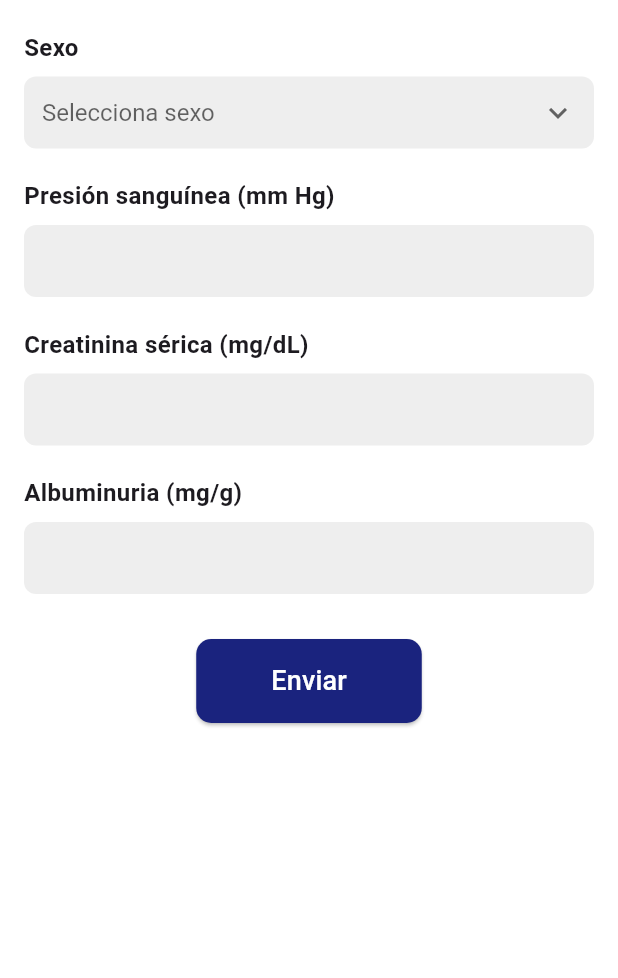
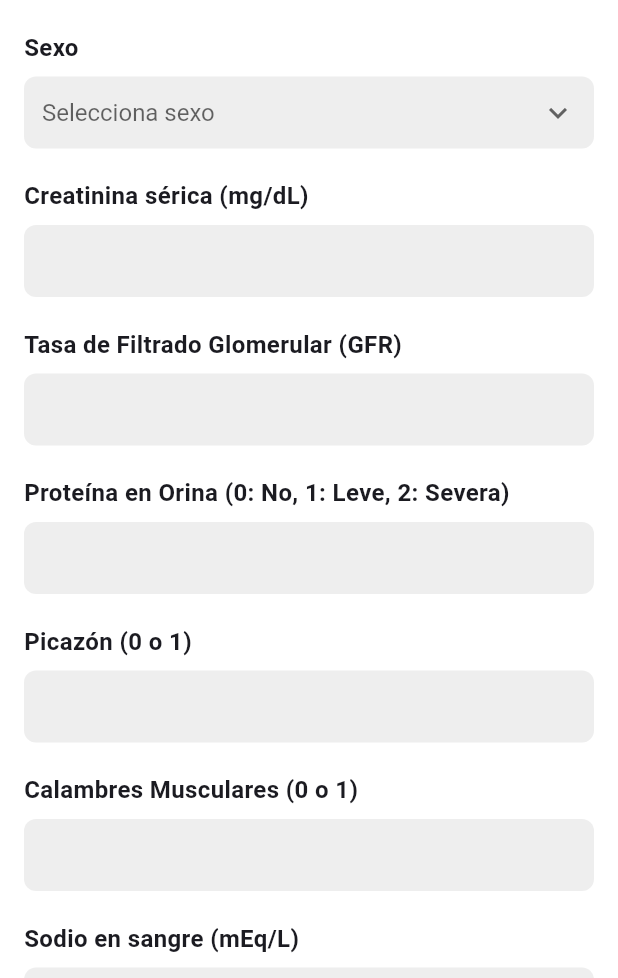
Before and after one commit to AdrianLE22/taller_movil_frontend, a Flutter app: the FormClinico screen opened directly, on a phone screen of 412 x 824 dp, the part 258-1236 px from its top. Run offline on Flutter 3.47's test engine with Material 3 defaults, Android fonts, the phone set to English and light mode, and no system bars.

Commit message:
Correcciones main y formulario

```diff
--- a/lib/main.dart
+++ b/lib/main.dart
@@ -17,9 +17,10 @@ class KidneyAIApp extends StatelessWidget {
       title: 'KidneyAI',
       debugShowCheckedModeBanner: false,
       theme: ThemeData(
-        primarySwatch: Colors.indigo,
+        colorScheme: ColorScheme.fromSeed(seedColor: Colors.indigo),
         scaffoldBackgroundColor: Colors.white,
         textTheme: const TextTheme(bodyMedium: TextStyle(fontSize: 16)),
+        useMaterial3: true, // para adoptar Material Design 3 si deseas
       ),
       initialRoute: '/',
       routes: {
@@ -27,7 +28,6 @@ class KidneyAIApp extends StatelessWidget {
         '/login': (context) => const LoginScreen(),
         '/home': (context) => const HomeScreen(),
         '/register': (context) => const RegisterScreen(),
-        // '/home': (context) => const HomeScreen(userName: 'Adrián'),
       },
     );
   }
--- a/lib/screens/formClinico.dart
+++ b/lib/screens/formClinico.dart
@@ -44,7 +44,10 @@ class _FormClinicoState extends State<FormClinico> {
                         children: [
                           const Text(
                             'Edad',
-                            style: TextStyle(fontSize: 16, fontWeight: FontWeight.bold),
+                            style: TextStyle(
+                              fontSize: 16,
+                              fontWeight: FontWeight.bold,
+                            ),
                           ),
                           const SizedBox(height: 8),
                           TextField(
@@ -56,7 +59,10 @@ class _FormClinicoState extends State<FormClinico> {
                                 borderRadius: BorderRadius.circular(8.0),
                                 borderSide: BorderSide.none,
                               ),
-                              contentPadding: const EdgeInsets.symmetric(horizontal: 12, vertical: 12),
+                              contentPadding: const EdgeInsets.symmetric(
+                                horizontal: 12,
+                                vertical: 12,
+                              ),
                             ),
                           ),
                         ],
@@ -104,30 +110,13 @@ class _FormClinicoState extends State<FormClinico> {
                       },
                       items: <String>['Male', 'Female', 'Other']
                           .map<DropdownMenuItem<String>>((String value) {
-                        return DropdownMenuItem<String>(
-                          value: value,
-                          child: Text(value),
-                        );
-                      }).toList(),
+                            return DropdownMenuItem<String>(
+                              value: value,
+                              child: Text(value),
+                            );
+                          })
+                          .toList(),
                     ),
-                  ),
-                ),
-                const SizedBox(height: 20),
-                const Text(
-                  'Presión sanguínea (mm Hg)',
-                  style: TextStyle(fontSize: 16, fontWeight: FontWeight.bold),
-                ),
-                const SizedBox(height: 8),
-                TextField(
-                  keyboardType: TextInputType.number,
-                  decoration: InputDecoration(
-                    filled: true,
-                    fillColor: Colors.grey[200],
-                    border: OutlineInputBorder(
-                      borderRadius: BorderRadius.circular(8.0),
-                      borderSide: BorderSide.none,
-                    ),
-                    contentPadding: const EdgeInsets.symmetric(horizontal: 12, vertical: 12),
                   ),
                 ),
                 const SizedBox(height: 20),
@@ -145,12 +134,15 @@ class _FormClinicoState extends State<FormClinico> {
                       borderRadius: BorderRadius.circular(8.0),
                       borderSide: BorderSide.none,
                     ),
-                    contentPadding: const EdgeInsets.symmetric(horizontal: 12, vertical: 12),
+                    contentPadding: const EdgeInsets.symmetric(
+                      horizontal: 12,
+                      vertical: 12,
+                    ),
                   ),
                 ),
                 const SizedBox(height: 20),
                 const Text(
-                  'Albuminuria (mg/g)',
+                  'Tasa de Filtrado Glomerular (GFR)',
                   style: TextStyle(fontSize: 16, fontWeight: FontWeight.bold),
                 ),
                 const SizedBox(height: 8),
@@ -163,7 +155,94 @@ class _FormClinicoState extends State<FormClinico> {
                       borderRadius: BorderRadius.circular(8.0),
                       borderSide: BorderSide.none,
                     ),
-                    contentPadding: const EdgeInsets.symmetric(horizontal: 12, vertical: 12),
+                    contentPadding: const EdgeInsets.symmetric(
+                      horizontal: 12,
+                      vertical: 12,
+                    ),
+                  ),
+                ),
+                const SizedBox(height: 20),
+                const Text(
+                  'Proteína en Orina (0: No, 1: Leve, 2: Severa)',
+                  style: TextStyle(fontSize: 16, fontWeight: FontWeight.bold),
+                ),
+                const SizedBox(height: 8),
+                TextField(
+                  keyboardType: TextInputType.number,
+                  decoration: InputDecoration(
+                    filled: true,
+                    fillColor: Colors.grey[200],
+                    border: OutlineInputBorder(
+                      borderRadius: BorderRadius.circular(8.0),
+                      borderSide: BorderSide.none,
+                    ),
+                    contentPadding: const EdgeInsets.symmetric(
+                      horizontal: 12,
+                      vertical: 12,
+                    ),
+                  ),
+                ),
+                const SizedBox(height: 20),
+                const Text(
+                  'Picazón (0 o 1)',
+                  style: TextStyle(fontSize: 16, fontWeight: FontWeight.bold),
+                ),
+                const SizedBox(height: 8),
+                TextField(
+                  keyboardType: TextInputType.number,
+                  decoration: InputDecoration(
+                    filled: true,
+                    fillColor: Colors.grey[200],
+                    border: OutlineInputBorder(
+                      borderRadius: BorderRadius.circular(8.0),
+                      borderSide: BorderSide.none,
+                    ),
+                    contentPadding: const EdgeInsets.symmetric(
+                      horizontal: 12,
+                      vertical: 12,
+                    ),
+                  ),
+                ),
+                const SizedBox(height: 20),
+                const Text(
+                  'Calambres Musculares (0 o 1)',
+                  style: TextStyle(fontSize: 16, fontWeight: FontWeight.bold),
+                ),
+                const SizedBox(height: 8),
+                TextField(
+                  keyboardType: TextInputType.number,
+                  decoration: InputDecoration(
+                    filled: true,
+                    fillColor: Colors.grey[200],
+                    border: OutlineInputBorder(
+                      borderRadius: BorderRadius.circular(8.0),
+                      borderSide: BorderSide.none,
+                    ),
+                    contentPadding: const EdgeInsets.symmetric(
+                      horizontal: 12,
+                      vertical: 12,
+                    ),
+                  ),
+                ),
+                const SizedBox(height: 20),
+                const Text(
+                  'Sodio en sangre (mEq/L)',
+                  style: TextStyle(fontSize: 16, fontWeight: FontWeight.bold),
+                ),
+                const SizedBox(height: 8),
+                TextField(
+                  keyboardType: TextInputType.number,
+                  decoration: InputDecoration(
+                    filled: true,
+                    fillColor: Colors.grey[200],
+                    border: OutlineInputBorder(
+                      borderRadius: BorderRadius.circular(8.0),
+                      borderSide: BorderSide.none,
+                    ),
+                    contentPadding: const EdgeInsets.symmetric(
+                      horizontal: 12,
+                      vertical: 12,
+                    ),
                   ),
                 ),
                 const SizedBox(height: 30),
@@ -174,7 +253,10 @@ class _FormClinicoState extends State<FormClinico> {
                     },
                     style: ElevatedButton.styleFrom(
                       backgroundColor: const Color(0xFF1A237E),
-                      padding: const EdgeInsets.symmetric(horizontal: 50, vertical: 15),
+                      padding: const EdgeInsets.symmetric(
+                        horizontal: 50,
+                        vertical: 15,
+                      ),
                       shape: RoundedRectangleBorder(
                         borderRadius: BorderRadius.circular(10.0),
                       ),
@@ -187,7 +269,6 @@ class _FormClinicoState extends State<FormClinico> {
                 ),
               ],
             ),
-
           ),
         ],
       ),
```
